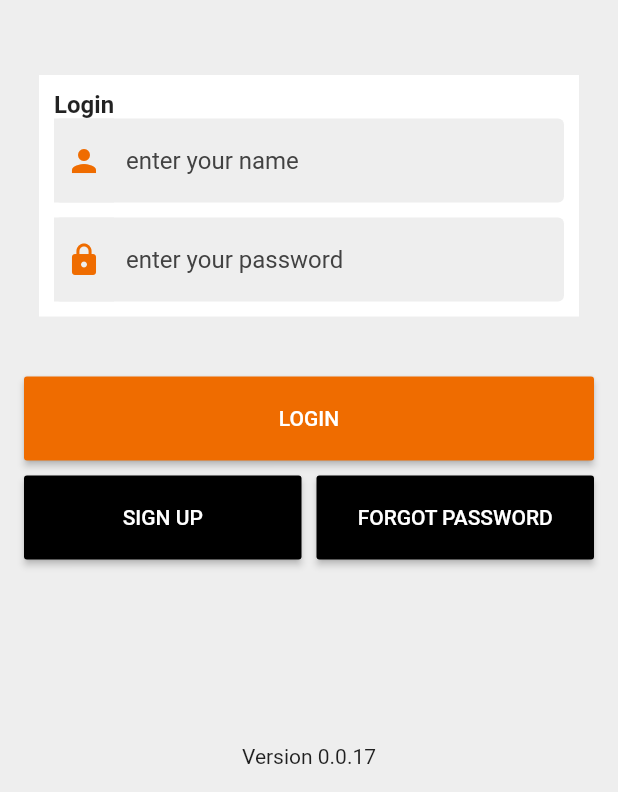
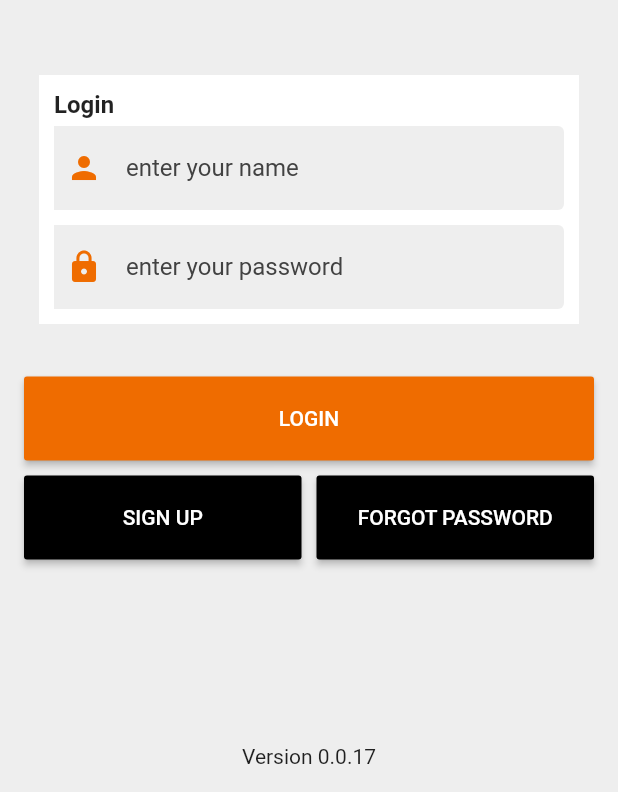
Before and after one commit to kadamowi/lunch_team, a Flutter app: the screen it shows after launch, on a phone screen of 412 x 824 dp, the part 444-1236 px from its top. Run offline on Flutter 3.47's test engine with Material 2 defaults, Android fonts, the phone set to English and light mode, and no system bars; our stand-ins replace cached_network_image, datetime_picker_formfield, package_info, shared_preferences; accounts and stored records are empty; network calls fail.

Commit message:
modyfikacja okien użytkownika

```diff
--- a/lib/screens/LoginScreen.dart
+++ b/lib/screens/LoginScreen.dart
@@ -73,8 +73,10 @@ class _LoginScreenState extends State<LoginScreen> {
                                 style: TextStyle(
                                     fontWeight: FontWeight.bold,
                                     fontSize: 16,
-                                ),),
+                                ),
+                              ),
                             ),
+                            SizedBox(height: 5.0),
                             TextFormField(
                               decoration: InputDecoration(
                                 contentPadding: const EdgeInsets.all(16.0),
@@ -123,7 +125,7 @@ class _LoginScreenState extends State<LoginScreen> {
                           ],
                         )
                     ),
-                    SizedBox(height: 30.0),
+                    SizedBox(height: 25.0),
                     SizedBox(
                       width: double.infinity,
                       child: RaisedButton(
```
Also changed, not shown: lib/screens/MealScreen.dart (+6 -4 lines), lib/screens/RestaurantScreen.dart (+4 -8 lines).
